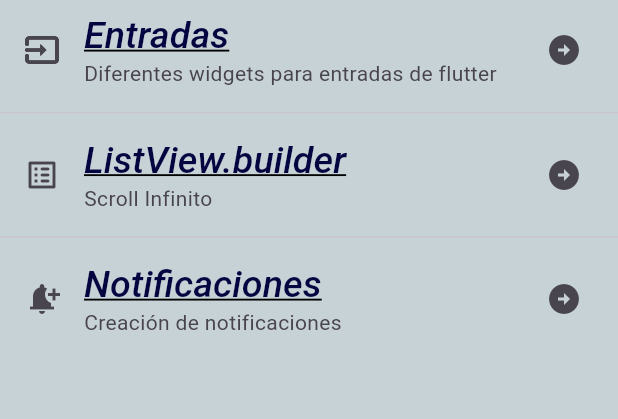
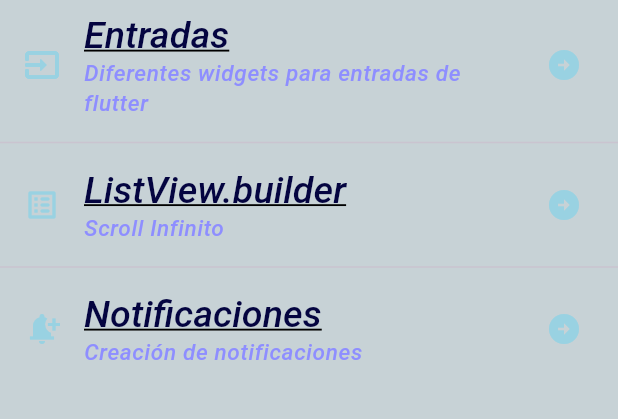
Before and after one commit to Rolando1233/componentes_flutter, a Flutter app: the screen it shows after launch, on a phone screen of 412 x 824 dp, the part 84-503 px from its top. Run offline on Flutter 3.47's test engine with Material 3 defaults, Android fonts, the phone set to English and light mode, and no system bars; our stand-ins replace google_fonts; Roboto replaces fonts that are missing (Merienda).

Commit message:
Finishing The AppTheme

```diff
--- a/lib/screens/home_screen.dart
+++ b/lib/screens/home_screen.dart
@@ -1,4 +1,5 @@
 import 'package:flutter/material.dart';
+import 'package:practica3/theme/app_theme.dart';
 
 class HomeScreen extends StatelessWidget {
   const HomeScreen({super.key});
@@ -12,30 +13,34 @@ class HomeScreen extends StatelessWidget {
         body: ListView(
           children: [
             ListTile(
-            leading: const Icon(Icons.input_outlined),
+            leading: const Icon(Icons.input_outlined, color: AppTheme.mainColor, ),
             title: Text('Entradas',
               style: Theme.of(context).textTheme.headlineLarge,
               ),
-            subtitle: const Text('Diferentes widgets para entradas de flutter'),
-            trailing: const  Icon(Icons.arrow_circle_right),
+            subtitle:  Text('Diferentes widgets para entradas de flutter',
+              style: Theme.of(context).textTheme.bodySmall),
+            trailing: const  Icon(
+              Icons.arrow_circle_right, color: AppTheme.mainColor,),
             ),
             const Divider(),
             ListTile(
-              leading: const Icon(Icons.list_alt_rounded),
+              leading: const Icon(Icons.list_alt_rounded, color: AppTheme.mainColor,),
             title: Text('ListView.builder',
               style: Theme.of(context).textTheme.headlineLarge,
               ),
-            subtitle: const Text('Scroll Infinito'),
-            trailing: const Icon(Icons.arrow_circle_right),
+            subtitle:  Text('Scroll Infinito',
+              style: Theme.of(context).textTheme.bodySmall),
+            trailing: const Icon(Icons.arrow_circle_right, color: AppTheme.mainColor,),
             ),
             const Divider(),
             ListTile(
-              leading: const Icon(Icons.notification_add),
+              leading: const Icon(Icons.notification_add, color: AppTheme.mainColor,),
             title: Text('Notificaciones',
                 style: Theme.of(context).textTheme.headlineLarge,
               ),
-            subtitle: const Text('Creación de notificaciones'),
-            trailing: const Icon(Icons.arrow_circle_right, ),
+            subtitle: Text('Creación de notificaciones',
+              style: Theme.of(context).textTheme.bodySmall),
+            trailing: const Icon(Icons.arrow_circle_right, color: AppTheme.mainColor,  ),
             )
           ],
         ),
--- a/lib/theme/app_theme.dart
+++ b/lib/theme/app_theme.dart
@@ -5,6 +5,8 @@ class AppTheme{
   //Declaraciones de color
   static const mainColor = Color.fromARGB(255, 153, 210, 226);
   static const backColor =  Color.fromARGB(255, 199, 210, 214);
+  static const accentColor =  Color.fromARGB(255, 142, 142, 255);
+  static const iconColor =  Color.fromARGB(255, 247, 0, 0);
 
   //Declaraciones del tema claro
   static final ThemeData lightTheme = ThemeData.light().copyWith(
@@ -20,7 +22,15 @@ class AppTheme{
         decorationStyle: TextDecorationStyle.solid,
         decorationThickness: 1.0,
         fontStyle: FontStyle.italic
-      )
+      ),
+        bodySmall: GoogleFonts.merienda(
+        color: accentColor,
+        fontSize: 15.0,
+        fontWeight: FontWeight.w500,
+        decorationColor: Colors.black,
+        decorationThickness: 1.0,
+        fontStyle: FontStyle.italic
+      ),
     )
   );
 }
```
